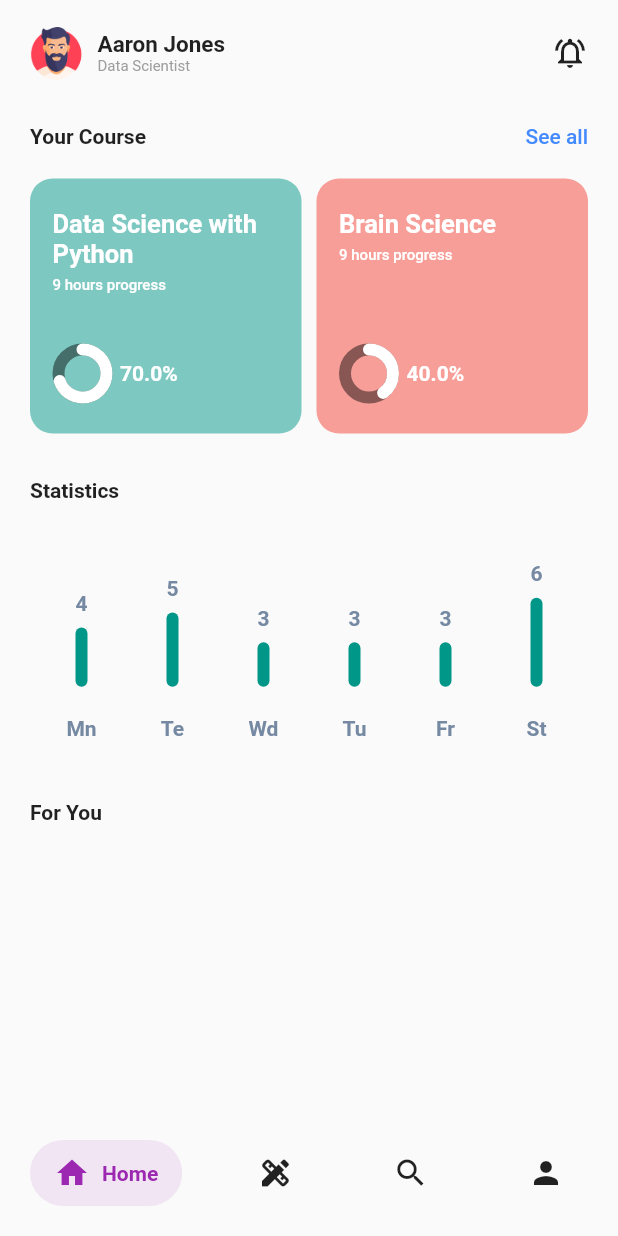
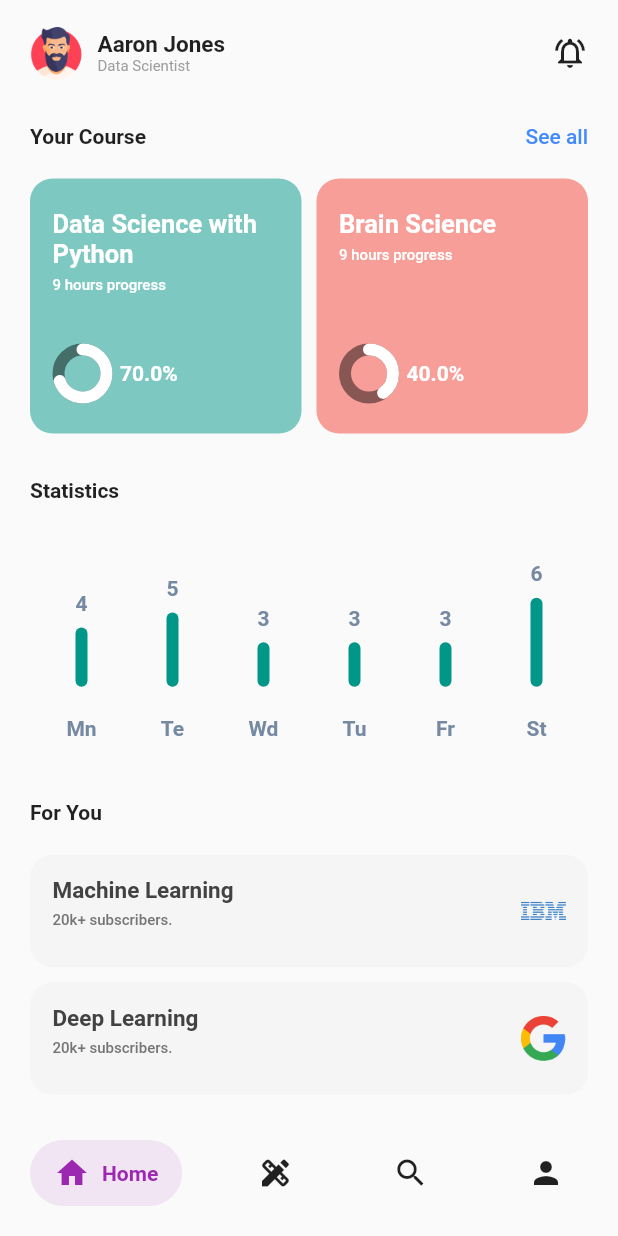
Before and after one commit to knsrmnm/flutter_online_learning_app, a Flutter app: the screen it shows after launch, on a phone screen of 412 x 824 dp. Run offline on Flutter 3.47's test engine with Material 2 defaults, Android fonts, the phone set to English and light mode, and no system bars; drawn by our look-alikes of fl_chart, percent_indicator, salomon_bottom_bar.

Commit message:
add for you cards.

```diff
--- a/lib/screen/home_screen.dart
+++ b/lib/screen/home_screen.dart
@@ -58,6 +58,12 @@ class _HomeScreenState extends State<HomeScreen> {
                 BarChartSample3(),
                 const SizedBox(height: 30.0),
                 Text("For You", style: TextStyle(fontWeight: FontWeight.w700)),
+                const SizedBox(height: 20.0),
+                _makeForYouCard("Machine Learning", "ibm.png", size.width),
+                const SizedBox(height: 10.0),
+                _makeForYouCard("Deep Learning", "google.png", size.width),
+                const SizedBox(height: 10.0),
+                _makeForYouCard("Applied Data Science", "microsoft.png", size.width),
               ],
             ),
           ),
@@ -157,3 +163,32 @@ Widget _makeCourseCard(String title, Color color, double width, double progress)
     ),
   );
 }
+
+/// Make for you card widget.
+Widget _makeForYouCard(String title, String image, double width) {
+  return Container(
+    height: 75.0,
+    width: width,
+    decoration: BoxDecoration(
+      color: Colors.grey[100],
+      borderRadius: BorderRadius.all(Radius.circular(15.0)),
+    ),
+    child: Padding(
+      padding: EdgeInsets.all(15.0),
+      child: Row(
+        mainAxisAlignment: MainAxisAlignment.spaceBetween,
+        children: [
+          Column(
+            crossAxisAlignment: CrossAxisAlignment.start,
+            children: [
+              Text(title, style: TextStyle(fontSize: 15.0, fontWeight: FontWeight.w600, color: Colors.grey[800])),
+              const SizedBox(height: 5.0),
+              Text("20k+ subscribers.", style: TextStyle(fontSize: 10.0, fontWeight: FontWeight.w500, color: Colors.grey[600])),
+            ],
+          ),
+          Image.asset("assets/images/"+image, width: 30.0),
+        ],
+      ),
+    ),
+  );
+}
```
Also changed, not shown: assets/images/google.png (added), assets/images/ibm.png (added), assets/images/microsoft.png (added).
